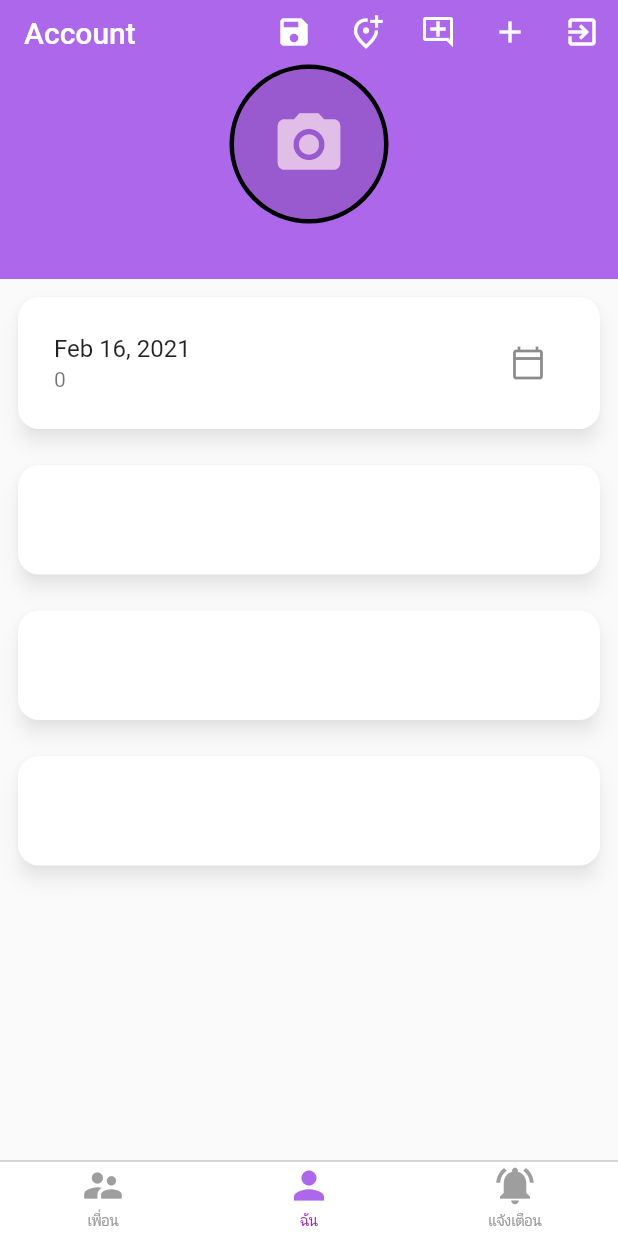
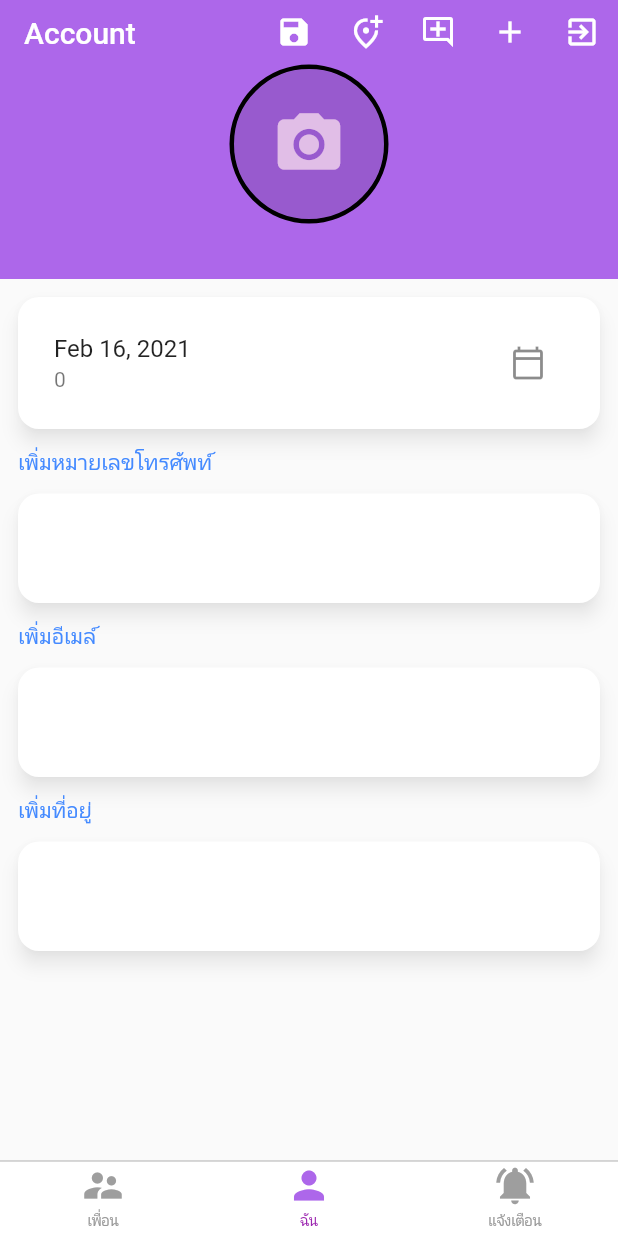
Before and after one commit to thisadee2897/finalapp, a Flutter app: the screen it shows once a user with an empty profile is signed in, item 2 of the bottom bar chosen, on a phone screen of 412 x 824 dp. Run offline on Flutter 3.47's test engine with Material 2 defaults, Android fonts, the light colour scheme and no system bars; our stand-ins replace cloud_firestore, firebase_auth, firebase_core, font_awesome_flutter, google_sign_in, rxdart; missing offline and left inert: flutter_appavailability; accounts and stored records are empty.

Commit message:
account_page  => updeate  funtion addData

```diff
--- a/flutter_appc/lib/app/home/account/account_page.dart
+++ b/flutter_appc/lib/app/home/account/account_page.dart
@@ -180,14 +180,70 @@ class _AccountPageState extends State<AccountPage> {
         child: SingleChildScrollView(
           child: Column(
             mainAxisSize: MainAxisSize.min,
-            crossAxisAlignment: CrossAxisAlignment.start,
             children: [
               // _buildDate(context),
               _buildBirthDay(context),
-              _buildPhone(context),
-              _buildEmail(context),
+              Column(
+                crossAxisAlignment: CrossAxisAlignment.start,
+                mainAxisAlignment: MainAxisAlignment.start,
+                children: [
+                  Padding(
+                    padding: const EdgeInsets.fromLTRB(12, 0, 12, 0),
+                    child: GestureDetector(
+                      onTap: () => AccountAddPhone.show(
+                        context,
+                        database: Provider.of<Database>(context, listen: false),
+                      ),
+                      child: Text(
+                        "เพิ่มหมายเลขโทรศัพท์",
+                        style: TextStyle(color: Colors.blueAccent),
+                      ),
+                    ),
+                  ),
+                  _buildPhone(context),
+                ],
+              ),
+              Column(
+                crossAxisAlignment: CrossAxisAlignment.start,
+                mainAxisAlignment: MainAxisAlignment.start,
+                children: [
+                  Padding(
+                    padding: const EdgeInsets.fromLTRB(12, 0, 12, 0),
+                    child: GestureDetector(
+                      onTap: () => AccountAddEmail.show(
+                        context,
+                        database: Provider.of<Database>(context, listen: false),
+                      ),
+                      child: Text(
+                        "เพิ่มอีเมล์",
+                        style: TextStyle(color: Colors.blueAccent),
+                      ),
+                    ),
+                  ),
+                  _buildEmail(context),
+                ],
+              ),
               // _buildPhones(context)
-              _buildAddress(context),
+              Column(
+                crossAxisAlignment: CrossAxisAlignment.start,
+                mainAxisAlignment: MainAxisAlignment.start,
+                children: [
+                  Padding(
+                    padding: const EdgeInsets.fromLTRB(12, 0, 12, 0),
+                    child: GestureDetector(
+                      onTap: () => AccountAddPlace.show(
+                        context,
+                        database: Provider.of<Database>(context, listen: false),
+                      ),
+                      child: Text(
+                        "เพิ่มที่อยู่",
+                        style: TextStyle(color: Colors.blueAccent),
+                      ),
+                    ),
+                  ),
+                  _buildAddress(context),
+                ],
+              ),
             ],
           ),
         ),
--- a/flutter_appc/lib/app/home/jobs/list_items_builder.dart
+++ b/flutter_appc/lib/app/home/jobs/list_items_builder.dart
@@ -20,11 +20,10 @@ class ListItemsBuilder<T> extends StatelessWidget {
         return _buildList(items);
       } else {
         return EmptyContent();
-        // return EmptyContent();
       }
     } else if (snapshot.hasError) {
       return EmptyContent(
-        title: 'ไม่มีข้อมูล',
+        // title: 'ไม่มีข้อมูล',
         message: 'ว่าง',
       );
     }
```
